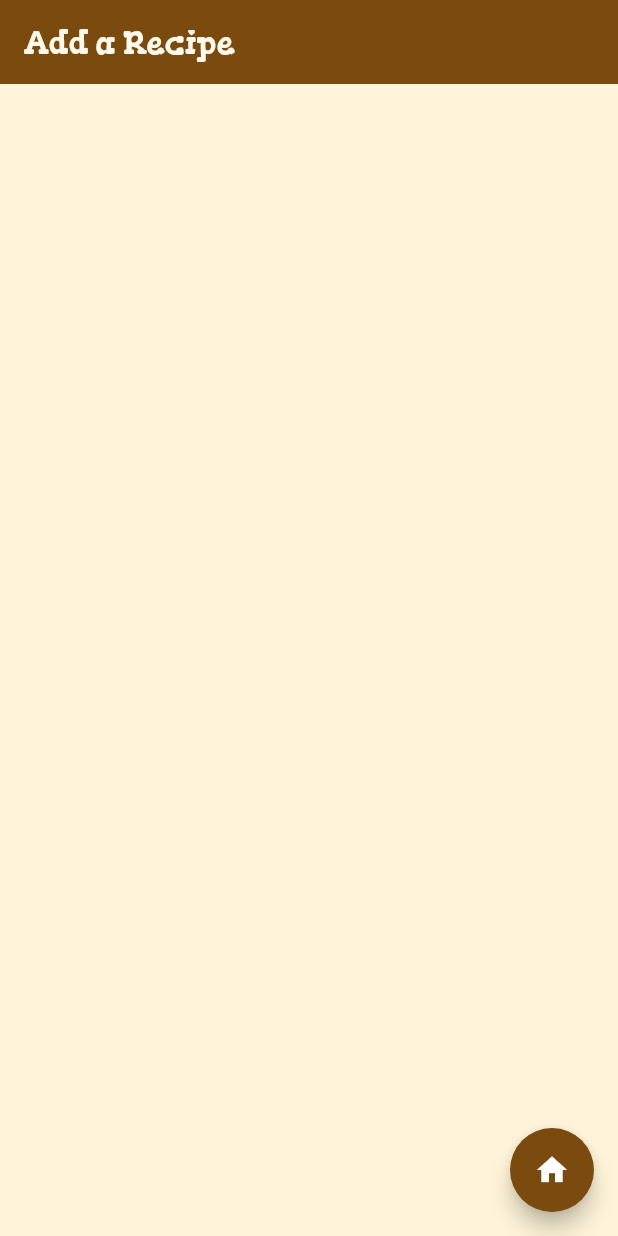
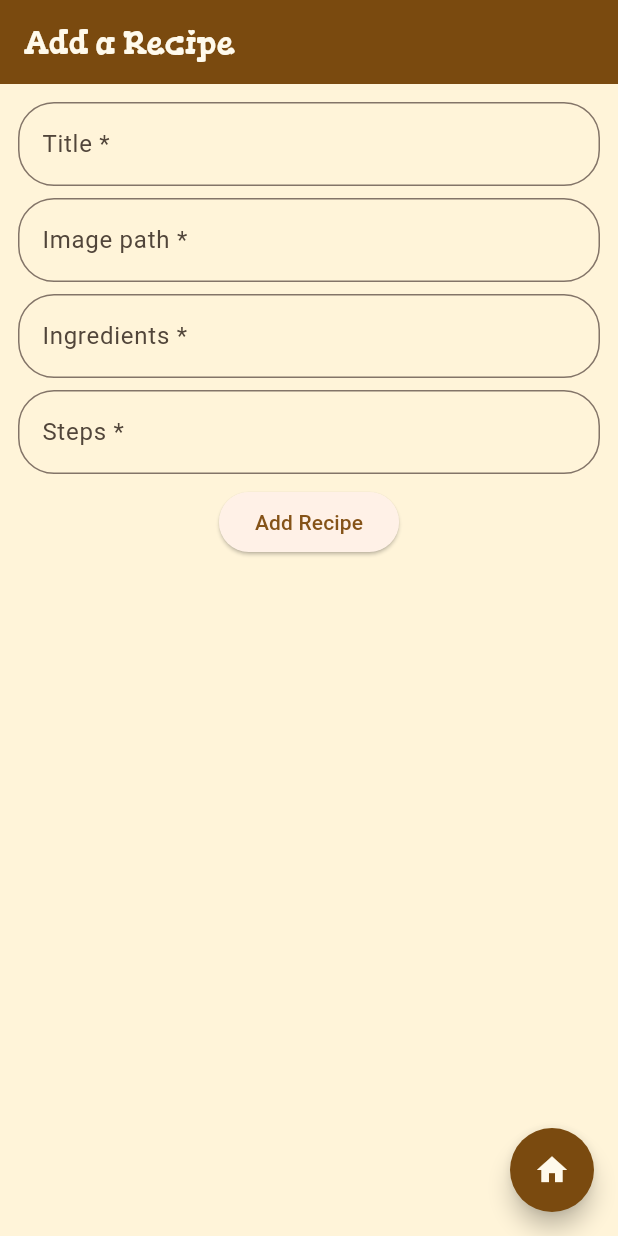
Before and after one commit to zvdv/App-Design-Workshop, a Flutter app: the screen it shows after launch, after a tap on the "add" icon, on a phone screen of 412 x 824 dp. Run offline on Flutter 3.47's test engine with Material 3 defaults, Android fonts, the phone set to English and light mode, and no system bars; our stand-ins replace hive_ce, hive_ce_flutter; accounts and stored records are empty.

Commit message:
Implements adding recipes to Hive box

```diff
--- a/collector/lib/main.dart
+++ b/collector/lib/main.dart
@@ -1,10 +1,13 @@
+import 'package:collector/hive_registrar.g.dart';
+import 'package:collector/models/recipe_model.dart';
 import 'package:collector/pages/home.dart';
 import 'package:flutter/material.dart';
 import 'package:hive_ce_flutter/hive_flutter.dart';
 
 void main() async {
   await Hive.initFlutter();
-  await Hive.openBox("RECIPE_BOX");
+  Hive.registerAdapters();
+  await Hive.openBox<RecipeModel>("recipe_box");
 
   runApp(const MainApp());
 }
@@ -18,6 +21,9 @@ class MainApp extends StatelessWidget {
       title: "Recipe Book",
       home: HomePage(),
       debugShowCheckedModeBanner: false,
+      theme: ThemeData(
+        colorScheme: ColorScheme.fromSeed(seedColor: Color(0xFF7A4A0F))
+      ),
     );
   }
 }
--- a/collector/lib/models/recipe_model.dart
+++ b/collector/lib/models/recipe_model.dart
@@ -1,9 +1,9 @@
 // import 'package:flutter/material.dart';
 import 'package:hive_ce/hive.dart';
-// part 'recipe_model.g.dart';
+part 'recipe_model.g.dart';
 
 @HiveType(typeId: 0)
-class RecipeModel {
+class RecipeModel extends HiveObject {
   @HiveField(0)
   String title;
 
--- a/collector/lib/pages/add_recipe.dart
+++ b/collector/lib/pages/add_recipe.dart
@@ -1,5 +1,7 @@
+import 'package:collector/models/recipe_model.dart';
 import 'package:collector/pages/home.dart';
 import 'package:flutter/material.dart';
+import 'package:hive_ce/hive.dart';
 
 class AddRecipe extends StatelessWidget {
   const AddRecipe({super.key});
@@ -19,6 +21,7 @@ class AddRecipe extends StatelessWidget {
         foregroundColor: Color(0xFFFFFAEC),
         automaticallyImplyLeading: false,
       ),
+      body: RecipeForm(),
       floatingActionButton: FloatingActionButton(
         onPressed: () => {
           Navigator.push(
@@ -28,8 +31,160 @@ class AddRecipe extends StatelessWidget {
         },
         backgroundColor: Color(0xFF7A4A0F),
         shape: CircleBorder(),
-        child: const Icon(Icons.home, color: Colors.white),
+        child: const Icon(Icons.home, color: Color(0xFFFFFAEC)),
       ),
     );
   }
 }
+
+class RecipeForm extends StatefulWidget {
+  const RecipeForm({super.key});
+
+  @override
+  State<RecipeForm> createState() => _RecipeFormState();
+}
+
+class _RecipeFormState extends State<RecipeForm> {
+  final _formKey = GlobalKey<FormState>();
+  RecipeModel recipe = RecipeModel(title: '', imagePath: 'assets/images/ema-datsi.jpg', ingredients: '', steps: '');
+
+  @override
+  Widget build(BuildContext context) {
+    return Form(
+      key: _formKey,
+      child: Padding(
+        padding: const EdgeInsets.all(12),
+        child: Column(
+          children: [
+            // MyFormField(name: 'Title'),
+            // MyFormField(name: 'Image'), // For now pass a path to an existing image
+            // MyFormField(name: 'Ingredients'),
+            // MyFormField(name: 'Steps'),
+
+            // Title Field
+            Padding(
+              padding: const EdgeInsets.only(bottom: 8.0),
+              child: TextFormField(
+                decoration: InputDecoration(
+                  labelText: 'Title *',
+                  border: OutlineInputBorder(
+                    borderRadius: BorderRadius.circular(24)
+                  )
+                ),
+                onSaved: (value) => recipe.title = value!,
+                // The validator receives the text that the user has entered.
+                validator: (value) {
+                  if (value == null || value.isEmpty) {
+                    return 'Please enter some text';
+                  }
+                  return null;
+                },
+              ),
+            ),
+            // Image Field ( TODO : replace with image uploader)
+            Padding(
+              padding: const EdgeInsets.only(bottom: 8.0),
+              child: TextFormField(
+                decoration: InputDecoration(
+                  labelText: 'Image path *',
+                  border: OutlineInputBorder(
+                    borderRadius: BorderRadius.circular(24)
+                  )
+                ),
+                onSaved: (value) => recipe.imagePath = value!,
+                // The validator receives the text that the user has entered.
+                validator: (value) {
+                  if (value == null || value.isEmpty) {
+                    return 'Please enter some text';
+                  }
+                  return null;
+                },
+              ),
+            ),
+            // Ingredients Field
+            Padding(
+              padding: const EdgeInsets.only(bottom: 8.0),
+              child: TextFormField(
+                decoration: InputDecoration(
+                  labelText: 'Ingredients *',
+                  border: OutlineInputBorder(
+                    borderRadius: BorderRadius.circular(24)
+                  )
+                ),
+                onSaved: (value) => recipe.ingredients = value!,
+                // The validator receives the text that the user has entered.
+                validator: (value) {
+                  if (value == null || value.isEmpty) {
+                    return 'Please enter some text';
+                  }
+                  return null;
+                },
+              ),
+            ),
+            // Steps Field
+            Padding(
+              padding: const EdgeInsets.only(bottom: 8.0),
+              child: TextFormField(
+                decoration: InputDecoration(
+                  labelText: 'Steps *',
+                  border: OutlineInputBorder(
+                    borderRadius: BorderRadius.circular(24)
+                  )
+                ),
+                onSaved: (value) => recipe.steps = value!,
+                // The validator receives the text that the user has entered.
+                validator: (value) {
+                  if (value == null || value.isEmpty) {
+                    return 'Please enter some text';
+                  }
+                  return null;
+                },
+              ),
+            ),
+            ElevatedButton(
+              onPressed: () {
+                // Validate returns true if the form is valid, or false otherwise.
+                if (_formKey.currentState!.validate()) {
+                  _formKey.currentState!.save();
+                  Hive.box<RecipeModel>("recipe_box").add(recipe);
+                }
+              },
+              child: const Text('Add Recipe'),
+            ),
+          ],
+        ),
+      ),
+    );
+  }
+}
+
+// class MyFormField extends StatelessWidget {
+//   final String name;
+
+//   const MyFormField({
+//     super.key,
+//     required this.name
+//   });
+
+//   @override
+//   Widget build(BuildContext context) {
+//     return Padding(
+//       padding: const EdgeInsets.only(bottom: 8.0),
+//       child: TextFormField(
+//         decoration: InputDecoration(
+//           labelText: '$name *',
+//           border: OutlineInputBorder(
+//             borderRadius: BorderRadius.circular(24)
+//           )
+//         ),
+//         // The validator receives the text that the user has entered.
+//         validator: (value) {
+//           if (value == null || value.isEmpty) {
+//             return 'Please enter some text';
+//           }
+//           return null;
+//         },
+//       ),
+//     );
+//   }
+// }
--- a/collector/lib/pages/home.dart
+++ b/collector/lib/pages/home.dart
@@ -113,13 +113,12 @@ class RecipeGrid extends StatelessWidget {
 }
 
 List<RecipeCard> getRecipes(){
-  List<RecipeModel> recipes = Hive.box("RECIPE_BOX").get("RECIPES") ?? [];
+  Iterable<RecipeModel> recipes = Hive.box<RecipeModel>("recipe_box").values;
   List<RecipeCard> recipeCards = [];
 
   for (RecipeModel recipe in recipes){
     recipeCards.add(RecipeCard(
-      title: recipe.title,
-      image: recipe.imagePath
+      recipe: recipe,
     ));
   }
 
--- a/collector/lib/pages/recipe.dart
+++ b/collector/lib/pages/recipe.dart
@@ -1,8 +1,13 @@
-import 'package:collector/pages/home.dart';
+import 'package:collector/models/recipe_model.dart';
 import 'package:flutter/material.dart';
 
 class Recipe extends StatelessWidget {
-  const Recipe({super.key});
+  final RecipeModel recipe;
+
+  const Recipe({
+    super.key,
+    required this.recipe
+  });
 
   @override
   Widget build(BuildContext context) {
@@ -10,7 +15,7 @@ class Recipe extends StatelessWidget {
       backgroundColor: Color(0xFFFFF4D9),
       appBar: AppBar(
         title: Text(
-          "Recipe Name",
+          recipe.title,
           style: TextStyle(
             fontFamily: 'Gorditas',
           ),
@@ -28,7 +33,7 @@ class Recipe extends StatelessWidget {
             child: Card(
               clipBehavior: Clip.antiAlias,
               child: Image.asset(
-                'assets/images/ema-datsi.jpg', // Should be image for current recipe
+                recipe.imagePath,
                 fit: BoxFit.cover,
               ),
             ),
@@ -42,6 +47,8 @@ class Recipe extends StatelessWidget {
                   ),
           ),
           // List ingredients here
+          Text(recipe.ingredients),
+
           Text(
             "Steps",
             style: TextStyle(
@@ -51,14 +58,13 @@ class Recipe extends StatelessWidget {
                   ),
           ),
           // List steps here
+          Text(recipe.steps),
+
         ],
       ),
       floatingActionButton: FloatingActionButton(
         onPressed: () => {
-          Navigator.push(
-            context,
-            MaterialPageRoute<void>(builder: (context) => const HomePage())
-          )
+          Navigator.pop(context)
         },
         backgroundColor: Color(0xFF7A4A0F),
         shape: CircleBorder(),
--- a/collector/lib/widgets/recipe_card.dart
+++ b/collector/lib/widgets/recipe_card.dart
@@ -1,13 +1,15 @@
 // import 'package:collector/models/recipe_model.dart';
+import 'package:collector/models/recipe_model.dart';
 import 'package:collector/pages/recipe.dart';
 import 'package:flutter/material.dart';
 
 class RecipeCard extends StatefulWidget {
   //const RecipeCard({super.key});
-  final String title;
-  final String image;
+  // final String title;
+  // final String image;
+  final RecipeModel recipe;
 
-  const RecipeCard({super.key, required this.title, required this.image});
+  const RecipeCard({super.key, required this.recipe});
 
   @override
   State<RecipeCard> createState() => _RecipeCardState();
@@ -22,7 +24,7 @@ class _RecipeCardState extends State<RecipeCard> {
       onTap: () => {
         Navigator.push(
           context,
-          MaterialPageRoute<void>(builder: (context) => const Recipe())
+          MaterialPageRoute<void>(builder: (context) => Recipe(recipe: widget.recipe))
         )
       },
       onTapDown: (l) => setState(() {
@@ -37,7 +39,7 @@ class _RecipeCardState extends State<RecipeCard> {
           fit: StackFit.expand,
           children: [
             Image.asset(
-              widget.image,
+              widget.recipe.imagePath,
               fit: BoxFit.cover,
             ),
             if (showTitle)
@@ -53,7 +55,7 @@ class _RecipeCardState extends State<RecipeCard> {
                 bottom: 12,
                 left: 16,
                 child: Text(
-                  widget.title,
+                  widget.recipe.title,
                   style: TextStyle(
                     fontSize: 20,
                     color: Colors.white,
```
Also changed, not shown: collector/lib/hive_registrar.g.dart (added), collector/lib/models/recipe_model.g.dart (added).
